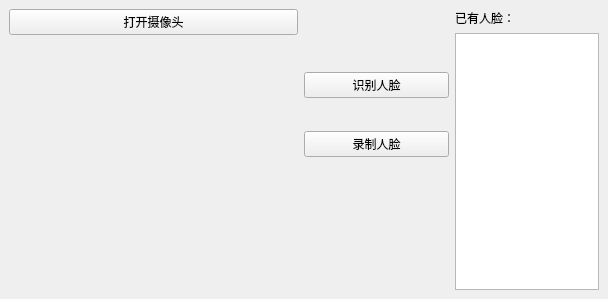
Before: the Qt Designer form windowQt.ui in CGLWang/LUCA, drawn with Qt 5.
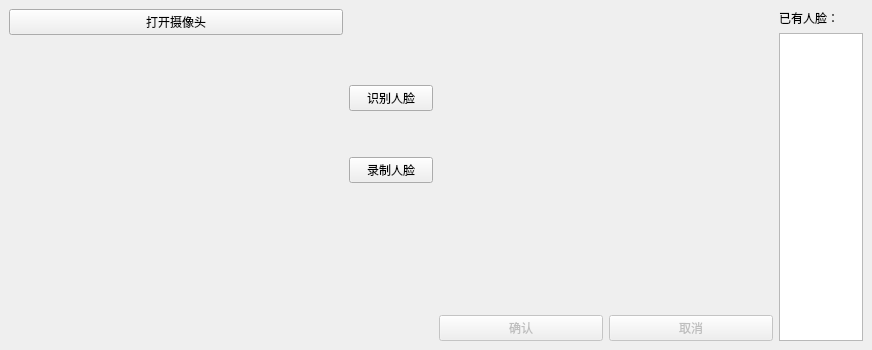
After: the same form once the commit is applied.

Patch:
```diff
--- a/windowQt.ui
+++ b/windowQt.ui
@@ -6,15 +6,15 @@
    <rect>
     <x>0</x>
     <y>0</y>
-    <width>608</width>
-    <height>299</height>
+    <width>872</width>
+    <height>350</height>
    </rect>
   </property>
   <property name="windowTitle">
    <string>MainWindow</string>
   </property>
   <widget class="QWidget" name="centralwidget">
-   <layout class="QGridLayout" name="gridLayout" columnstretch="4,2,2">
+   <layout class="QGridLayout" name="gridLayout" columnstretch="4,1,4,1">
     <item row="0" column="0">
      <layout class="QVBoxLayout" name="verticalLayout">
       <item>
@@ -77,6 +77,48 @@
      </layout>
     </item>
     <item row="0" column="2">
+     <layout class="QVBoxLayout" name="verticalLayout_4" stretch="10,1,2">
+      <item>
+       <widget class="QLabel" name="label_4">
+        <property name="text">
+         <string/>
+        </property>
+       </widget>
+      </item>
+      <item>
+       <widget class="QLabel" name="label_5">
+        <property name="text">
+         <string/>
+        </property>
+       </widget>
+      </item>
+      <item>
+       <layout class="QHBoxLayout" name="horizontalLayout">
+        <item>
+         <widget class="QPushButton" name="pushButton_4">
+          <property name="enabled">
+           <bool>false</bool>
+          </property>
+          <property name="text">
+           <string>确认</string>
+          </property>
+         </widget>
+        </item>
+        <item>
+         <widget class="QPushButton" name="pushButton_5">
+          <property name="enabled">
+           <bool>false</bool>
+          </property>
+          <property name="text">
+           <string>取消</string>
+          </property>
+         </widget>
+        </item>
+       </layout>
+      </item>
+     </layout>
+    </item>
+    <item row="0" column="3">
      <layout class="QVBoxLayout" name="verticalLayout_3">
       <item>
        <widget class="QLabel" name="label">
```
Left out of the diff: 42 changed lines with no effect on the pictures.
